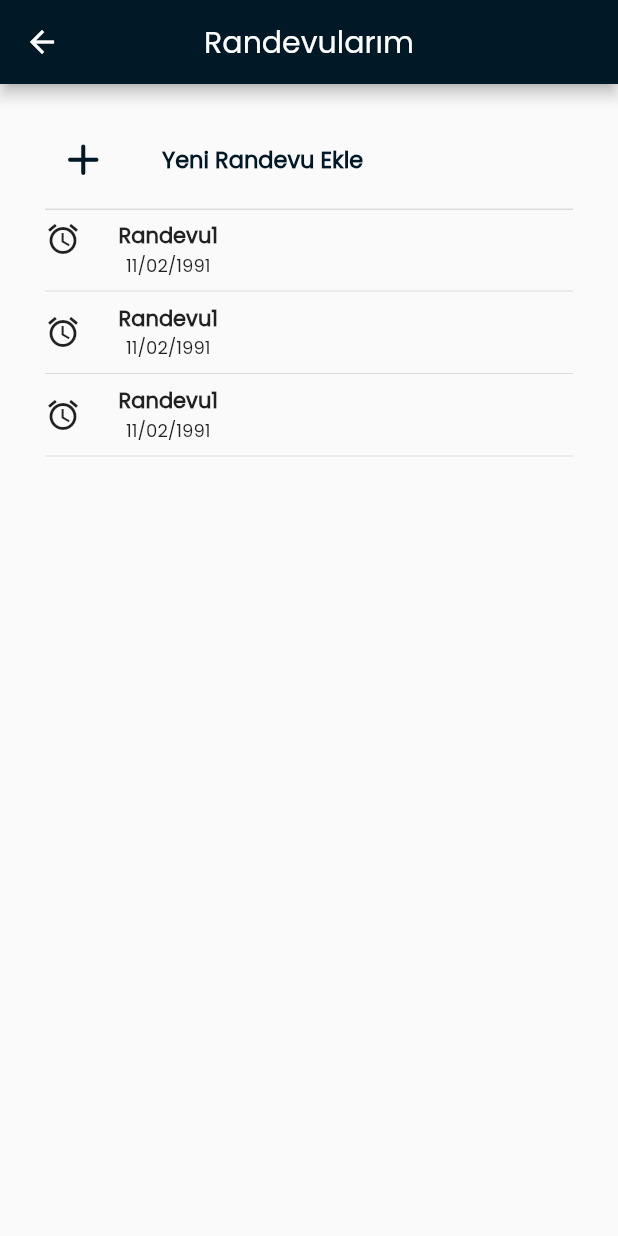
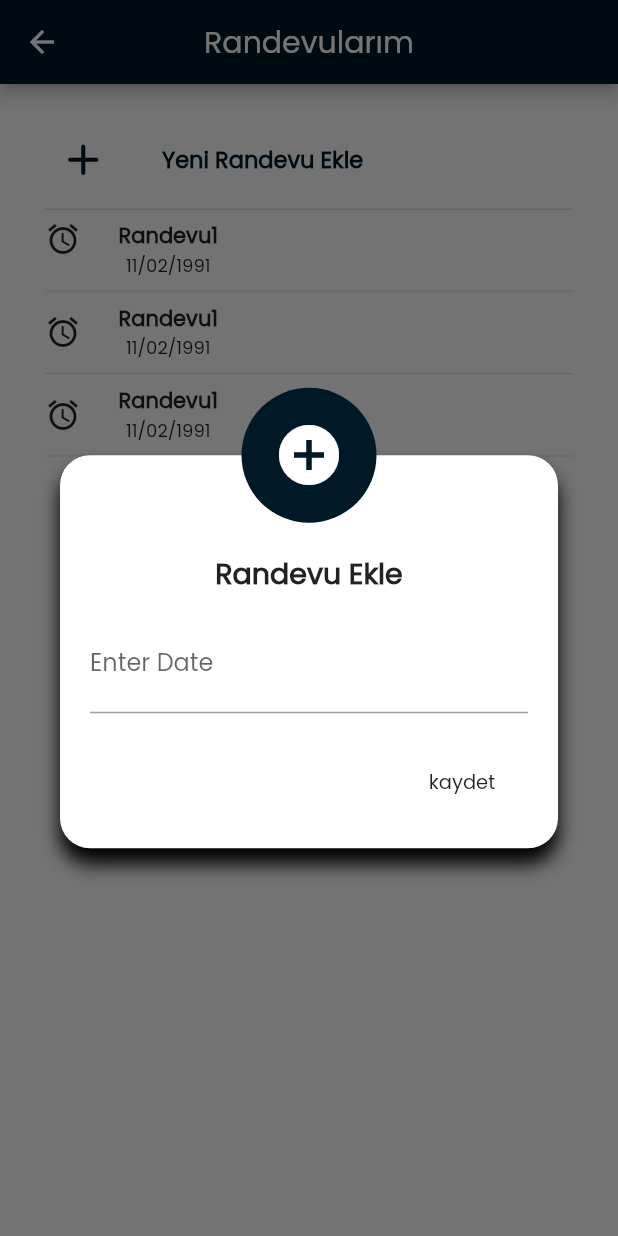
Before and after one commit to ilgiyigitbasi/iTeeth2, a Flutter app: the Appointments screen opened by its route, after a tap on "Yeni Randevu Ekle", on a phone screen of 412 x 824 dp. Run offline on Flutter 3.47's test engine with Material 2 defaults, Android fonts, the phone set to English and light mode, and no system bars; our stand-ins replace circular_countdown_timer.

Commit message:
dialog and others

```diff
--- a/lib/Screens/appointment.dart
+++ b/lib/Screens/appointment.dart
@@ -1,4 +1,5 @@
 import 'package:flutter/material.dart';
+import 'package:orthodontic_patient_tracker/components/custom_dialog_box.dart';
 
 class Appointments extends StatefulWidget {
   const Appointments({Key? key}) : super(key: key);
@@ -8,7 +9,6 @@ class Appointments extends StatefulWidget {
 }
 
 class _AppointmentsState extends State<Appointments> {
-
   @override
   Widget build(BuildContext context) {
     return Scaffold(
@@ -26,7 +26,14 @@ class _AppointmentsState extends State<Appointments> {
         child: Column(
           children: [
             TextButton(
-                onPressed: () => {},
+                onPressed: () => {
+                      showDialog(
+                          context: context,
+                          builder: (BuildContext context) {
+                            return  const CustomDialogBox(
+                            );
+                          })
+                    },
                 child: Row(
                   children: [
                     const Icon(
@@ -52,10 +59,9 @@ class _AppointmentsState extends State<Appointments> {
               thickness: 1,
             ),
             Column(
-
               children: [
                 Column(
-                  children:  [
+                  children: [
                     Row(
                       mainAxisAlignment: MainAxisAlignment.start,
                       crossAxisAlignment: CrossAxisAlignment.start,
@@ -66,18 +72,26 @@ class _AppointmentsState extends State<Appointments> {
                         ),
                         Column(
                           children: const [
-                            Text('Randevu1', style: TextStyle(fontWeight: FontWeight.bold, fontSize: 14,), textAlign: TextAlign.left,),
-                            Text('11/02/1991', style: TextStyle( fontSize: 12),textAlign: TextAlign.left),
+                            Text(
+                              'Randevu1',
+                              style: TextStyle(
+                                fontWeight: FontWeight.bold,
+                                fontSize: 14,
+                              ),
+                              textAlign: TextAlign.left,
+                            ),
+                            Text('11/02/1991',
+                                style: TextStyle(fontSize: 12),
+                                textAlign: TextAlign.left),
                           ],
                         ),
-
                       ],
                     ),
-
-                    Divider()
+                    const Divider()
                   ],
-                ),Column(
-                  children:  [
+                ),
+                Column(
+                  children: [
                     Row(
                       children: [
                         const Icon(Icons.alarm),
@@ -86,18 +100,30 @@ class _AppointmentsState extends State<Appointments> {
                         ),
                         Column(
                           children: const [
-                            Align(alignment: Alignment.centerLeft,child: Text('Randevu1', style: TextStyle(fontWeight: FontWeight.bold, fontSize: 14,), textAlign: TextAlign.left,)),
-                            Align(alignment: Alignment.centerLeft,child: Text('11/02/1991', style: TextStyle( fontSize: 12),textAlign: TextAlign.left)),
+                            Align(
+                                alignment: Alignment.centerLeft,
+                                child: Text(
+                                  'Randevu1',
+                                  style: TextStyle(
+                                    fontWeight: FontWeight.bold,
+                                    fontSize: 14,
+                                  ),
+                                  textAlign: TextAlign.left,
+                                )),
+                            Align(
+                                alignment: Alignment.centerLeft,
+                                child: Text('11/02/1991',
+                                    style: TextStyle(fontSize: 12),
+                                    textAlign: TextAlign.left)),
                           ],
                         ),
-
                       ],
                     ),
-
-                    Divider()
+                    const Divider()
                   ],
-                ),Column(
-                  children:  [
+                ),
+                Column(
+                  children: [
                     Row(
                       children: [
                         const Icon(Icons.alarm),
@@ -106,15 +132,26 @@ class _AppointmentsState extends State<Appointments> {
                         ),
                         Column(
                           children: const [
-                            Align(alignment: Alignment.centerLeft,child: Text('Randevu1', style: TextStyle(fontWeight: FontWeight.bold, fontSize: 14,), textAlign: TextAlign.left,)),
-                            Align(alignment: Alignment.centerLeft,child: Text('11/02/1991', style: TextStyle( fontSize: 12),textAlign: TextAlign.left)),
+                            Align(
+                                alignment: Alignment.centerLeft,
+                                child: Text(
+                                  'Randevu1',
+                                  style: TextStyle(
+                                    fontWeight: FontWeight.bold,
+                                    fontSize: 14,
+                                  ),
+                                  textAlign: TextAlign.left,
+                                )),
+                            Align(
+                                alignment: Alignment.centerLeft,
+                                child: Text('11/02/1991',
+                                    style: TextStyle(fontSize: 12),
+                                    textAlign: TextAlign.left)),
                           ],
                         ),
-
                       ],
                     ),
-
-                    Divider()
+                    const Divider()
                   ],
                 ),
               ],
--- /dev/null
+++ b/lib/components/custom_dialog_box.dart
@@ -0,0 +1,76 @@
+
+import 'dart:ui';
+import 'package:flutter/cupertino.dart';
+import 'package:flutter/material.dart';
+
+class CustomDialogBox extends StatefulWidget {
+   const CustomDialogBox({Key? key}) : super(key: key);
+
+  @override
+  _CustomDialogBoxState createState() => _CustomDialogBoxState();
+}
+
+class _CustomDialogBoxState extends State<CustomDialogBox> {
+  @override
+  Widget build(BuildContext context) {
+    return Dialog(
+      shape: RoundedRectangleBorder(
+        borderRadius: BorderRadius.circular(45),
+      ),
+      elevation: 0,
+      backgroundColor: Colors.transparent,
+      child: contentBox(context),
+    );
+  }
+  contentBox(context){
+    return Stack(
+      children: <Widget>[
+        Container(
+          padding: const EdgeInsets.only(left: 20,top: 45
+              + 20, right: 20,bottom: 20
+          ),
+          margin: const EdgeInsets.only(top: 45),
+          decoration: BoxDecoration(
+              shape: BoxShape.rectangle,
+              color: Colors.white,
+              borderRadius: BorderRadius.circular(20),
+              boxShadow: const [
+                BoxShadow(color: Colors.black,offset: Offset(0,10),
+                    blurRadius: 10
+                ),
+              ]
+          ),
+          child: Column(
+            mainAxisSize: MainAxisSize.min,
+            children: <Widget>[
+              const Text('Randevu Ekle',style: TextStyle(fontSize: 19,fontWeight: FontWeight.w600),),
+              const SizedBox(height: 15,),
+              InputDatePickerFormField(firstDate: DateTime(2022,1), lastDate: DateTime(2025,1)),
+              const SizedBox(height: 22,),
+              Align(
+                alignment: Alignment.bottomRight,
+                child: FlatButton(
+                    onPressed: (){
+                      Navigator.of(context).pop();
+                    },
+                    child: const Text('kaydet',style: TextStyle(fontSize: 13),)),
+              ),
+            ],
+          ),
+        ),
+        const Positioned(
+          left: 20,
+          right: 20,
+          child: CircleAvatar(
+            backgroundColor: Color.fromRGBO(1, 24, 38, 1),
+            radius: 45,
+            child: ClipRRect(
+                borderRadius: BorderRadius.all(Radius.circular(45)),
+                child: Icon(Icons.add_circle, color: Colors.white, size: 48,)
+            ),
+          ),
+        ),
+      ],
+    );
+  }
+}
--- a/pubspec.yaml
+++ b/pubspec.yaml
@@ -35,6 +35,7 @@ dependencies:
   # Use with the CupertinoIcons class for iOS style icons.
   cupertino_icons: ^1.0.2
   flutter_svg: ^1.0.1
+  circular_countdown_timer: ^0.2.0
 
 dev_dependencies:
   flutter_test:
```
Also changed, not shown: lib/Screens/buttons_main.dart (+30 -64 lines), lib/Screens/timer.dart (+71 -47 lines), lib/components/custom_dialog_timer.dart (added, +77 -0 lines), pubspec.lock.
